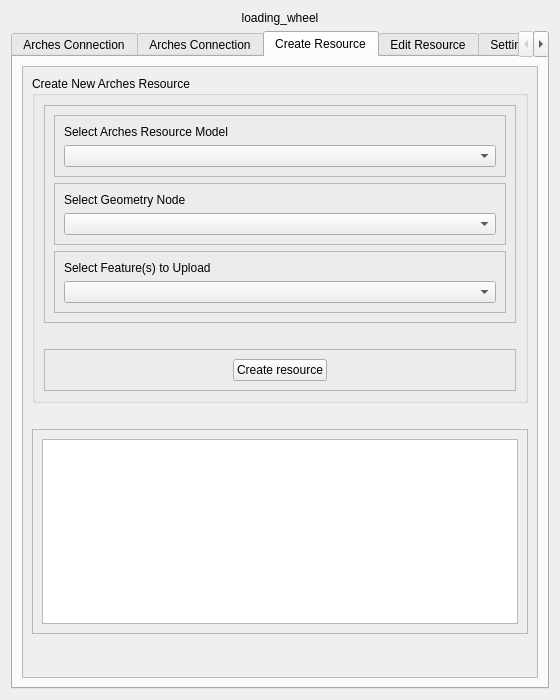
The window that arches_project/ui/arches_project_dialog_base.ui (archesproject/arches-qgis) describes before a commit, drawn with Qt 5.
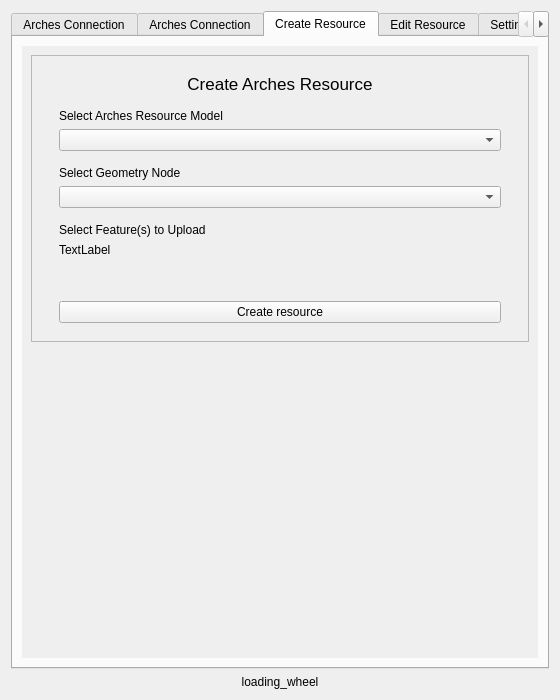
The same window after the commit. The open tabs and pages were chosen to show the change. Icons and pictures are not drawn.

The edit to the form file:
```diff
--- a/arches_project/ui/arches_project_dialog_base.ui
+++ b/arches_project/ui/arches_project_dialog_base.ui
@@ -24,19 +24,6 @@
    <bool>false</bool>
   </property>
   <layout class="QVBoxLayout" name="verticalLayout_15">
-   <item>
-    <widget class="QLabel" name="loading_wheel">
-     <property name="enabled">
-      <bool>true</bool>
-     </property>
-     <property name="text">
-      <string>loading_wheel</string>
-     </property>
-     <property name="alignment">
-      <set>Qt::AlignCenter</set>
-     </property>
-    </widget>
-   </item>
    <item>
     <widget class="QTabWidget" name="tabWidget">
      <property name="enabled">
@@ -590,6 +577,9 @@
       <layout class="QVBoxLayout" name="verticalLayout">
        <item>
         <widget class="QScrollArea" name="scrollArea_2">
+         <property name="frameShape">
+          <enum>QFrame::NoFrame</enum>
+         </property>
          <property name="widgetResizable">
           <bool>true</bool>
          </property>
@@ -598,35 +588,66 @@
            <rect>
             <x>0</x>
             <y>0</y>
-            <width>518</width>
-            <height>610</height>
+            <width>520</width>
+            <height>612</height>
            </rect>
           </property>
           <layout class="QVBoxLayout" name="verticalLayout_11">
            <item>
-            <widget class="QGroupBox" name="groupBox_2">
-             <property name="title">
-              <string>Create New Arches Resource</string>
-             </property>
-             <layout class="QVBoxLayout" name="verticalLayout_14">
-              <item>
-               <widget class="QFrame" name="frame_7">
+            <widget class="QFrame" name="frame_3">
                 <property name="frameShape">
                  <enum>QFrame::StyledPanel</enum>
+             </property>
+             <property name="frameShadow">
+              <enum>QFrame::Raised</enum>
+             </property>
+             <layout class="QVBoxLayout" name="verticalLayout_42">
+              <property name="leftMargin">
+               <number>18</number>
+              </property>
+              <property name="rightMargin">
+               <number>18</number>
+              </property>
+              <item>
+               <widget class="QFrame" name="createResTitleFrame">
+                <property name="frameShape">
+                 <enum>QFrame::NoFrame</enum>
                 </property>
                 <property name="frameShadow">
                  <enum>QFrame::Raised</enum>
                 </property>
                 <layout class="QVBoxLayout" name="verticalLayout_10">
                  <item>
-                  <widget class="QFrame" name="frame_9">
+                  <widget class="QLabel" name="createResTitleText">
+                   <property name="font">
+                    <font>
+                     <pointsize>13</pointsize>
+                     <bold>false</bold>
+                    </font>
+                   </property>
+                   <property name="text">
+                    <string>Create Arches Resource</string>
+                   </property>
+                   <property name="alignment">
+                    <set>Qt::AlignCenter</set>
+                   </property>
+                  </widget>
+                 </item>
+                </layout>
+               </widget>
+              </item>
+              <item>
+               <widget class="QFrame" name="createResModelSelectFrame">
                    <property name="frameShape">
-                    <enum>QFrame::StyledPanel</enum>
+                 <enum>QFrame::NoFrame</enum>
                    </property>
                    <property name="frameShadow">
                     <enum>QFrame::Raised</enum>
                    </property>
                    <layout class="QVBoxLayout" name="verticalLayout_16">
+                 <property name="topMargin">
+                  <number>0</number>
+                 </property>
                     <item>
                      <widget class="QLabel" name="label_6">
                       <property name="text">
@@ -641,17 +662,20 @@
                   </widget>
                  </item>
                  <item>
-                  <widget class="QFrame" name="geometryNodeSelectFrame">
+               <widget class="QFrame" name="createResNodeSelectFrame">
                    <property name="enabled">
                     <bool>true</bool>
                    </property>
                    <property name="frameShape">
-                    <enum>QFrame::StyledPanel</enum>
+                 <enum>QFrame::NoFrame</enum>
                    </property>
                    <property name="frameShadow">
                     <enum>QFrame::Raised</enum>
                    </property>
                    <layout class="QVBoxLayout" name="verticalLayout_18">
+                 <property name="topMargin">
+                  <number>0</number>
+                 </property>
                     <item>
                      <widget class="QLabel" name="selectGeomNodeLabel">
                       <property name="text">
@@ -666,14 +690,17 @@
                   </widget>
                  </item>
                  <item>
-                  <widget class="QFrame" name="frame_10">
+               <widget class="QFrame" name="createResGeomSelectFrame">
                    <property name="frameShape">
-                    <enum>QFrame::StyledPanel</enum>
+                 <enum>QFrame::NoFrame</enum>
                    </property>
                    <property name="frameShadow">
                     <enum>QFrame::Raised</enum>
                    </property>
                    <layout class="QVBoxLayout" name="verticalLayout_17">
+                 <property name="topMargin">
+                  <number>0</number>
+                 </property>
                     <item>
                      <widget class="QLabel" name="label_7">
                       <property name="text">
@@ -682,9 +709,10 @@
                      </widget>
                     </item>
                     <item>
-                     <widget class="QComboBox" name="createResFeatureSelect"/>
-                    </item>
-                   </layout>
+                  <widget class="QLabel" name="label">
+                   <property name="text">
+                    <string>TextLabel</string>
+                   </property>
                   </widget>
                  </item>
                 </layout>
@@ -704,88 +732,27 @@
                </spacer>
               </item>
               <item>
-               <widget class="QFrame" name="frame_11">
+               <widget class="QFrame" name="createResButtonFrame">
                 <property name="frameShape">
-                 <enum>QFrame::StyledPanel</enum>
+                 <enum>QFrame::NoFrame</enum>
                 </property>
                 <property name="frameShadow">
                  <enum>QFrame::Raised</enum>
                 </property>
                 <layout class="QHBoxLayout" name="horizontalLayout_3">
                  <item>
-                  <spacer name="horizontalSpacer_2">
-                   <property name="orientation">
-                    <enum>Qt::Horizontal</enum>
-                   </property>
-                   <property name="sizeHint" stdset="0">
-                    <size>
-                     <width>40</width>
-                     <height>20</height>
-                    </size>
-                   </property>
-                  </spacer>
-                 </item>
-                 <item>
-                  <widget class="QPushButton" name="addNewRes">
+                  <widget class="QPushButton" name="createResButton">
                    <property name="text">
                     <string>Create resource</string>
                    </property>
                   </widget>
                  </item>
-                 <item>
-                  <spacer name="horizontalSpacer_5">
-                   <property name="orientation">
-                    <enum>Qt::Horizontal</enum>
-                   </property>
-                   <property name="sizeHint" stdset="0">
-                    <size>
-                     <width>40</width>
-                     <height>20</height>
-                    </size>
-                   </property>
-                  </spacer>
-                 </item>
                 </layout>
                </widget>
               </item>
              </layout>
             </widget>
            </item>
-           <item>
-            <spacer name="verticalSpacer">
-             <property name="orientation">
-              <enum>Qt::Vertical</enum>
-             </property>
-             <property name="sizeType">
-              <enum>QSizePolicy::Fixed</enum>
-             </property>
-             <property name="sizeHint" stdset="0">
-              <size>
-               <width>20</width>
-               <height>20</height>
-              </size>
-             </property>
-            </spacer>
-           </item>
-           <item>
-            <widget class="QFrame" name="frame_6">
-             <property name="frameShape">
-              <enum>QFrame::StyledPanel</enum>
-             </property>
-             <property name="frameShadow">
-              <enum>QFrame::Raised</enum>
-             </property>
-             <layout class="QVBoxLayout" name="verticalLayout_12">
-              <item>
-               <widget class="QTextEdit" name="createResOutputBox">
-                <property name="readOnly">
-                 <bool>true</bool>
-                </property>
-               </widget>
-              </item>
-             </layout>
-            </widget>
-           </item>
            <item>
             <spacer name="verticalSpacer_2">
              <property name="orientation">
@@ -1140,6 +1107,19 @@
      </widget>
     </widget>
    </item>
+   <item>
+    <widget class="QLabel" name="loading_wheel">
+     <property name="enabled">
+      <bool>true</bool>
+     </property>
+     <property name="text">
+      <string>loading_wheel</string>
+     </property>
+     <property name="alignment">
+      <set>Qt::AlignCenter</set>
+     </property>
+    </widget>
+   </item>
   </layout>
  </widget>
  <resources/>
```
Left out of the diff: 12 changed lines with no effect on the pictures. Lines whose indentation alone changed are shown as unchanged.
